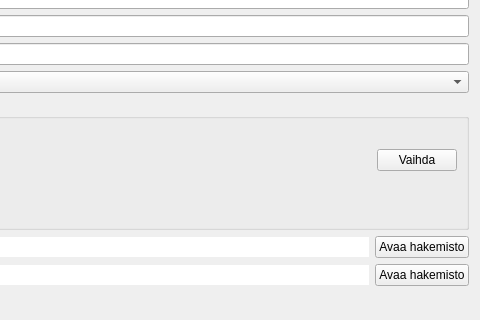
The window that kitupiikki/maaritys/perusvalinnat.ui (artoh/kitupiikki) describes before a commit, drawn with Qt 5; both pictures show x 192 to 672 and y 166 to 486 of the 672 by 785 pixel window.
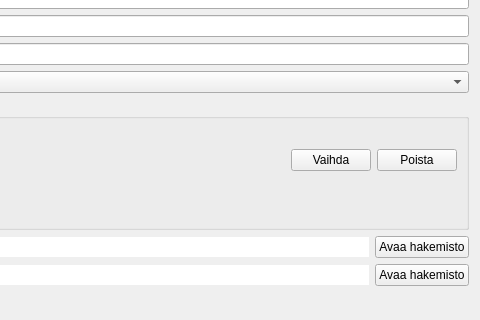
The same window after the commit. Icons and pictures are not drawn.

Patch:
```diff
--- a/kitupiikki/maaritys/perusvalinnat.ui
+++ b/kitupiikki/maaritys/perusvalinnat.ui
@@ -167,6 +167,17 @@
           </property>
          </widget>
         </item>
+        <item>
+         <widget class="QPushButton" name="poistaLogoNappi">
+          <property name="text">
+           <string>Poista</string>
+          </property>
+          <property name="icon">
+           <iconset resource="../pic/pic.qrc">
+            <normaloff>:/pic/edit-clear.png</normaloff>:/pic/edit-clear.png</iconset>
+          </property>
+         </widget>
+        </item>
        </layout>
       </item>
       <item>
```
